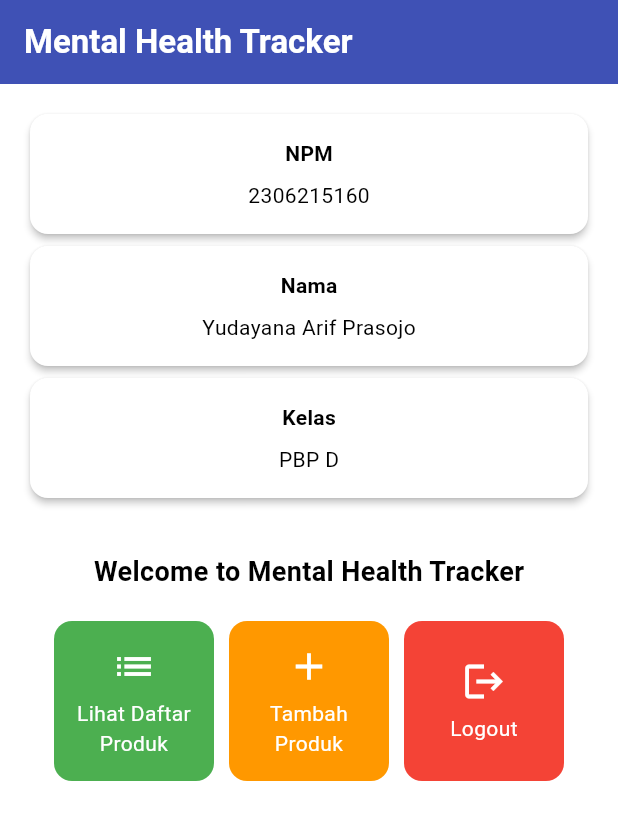
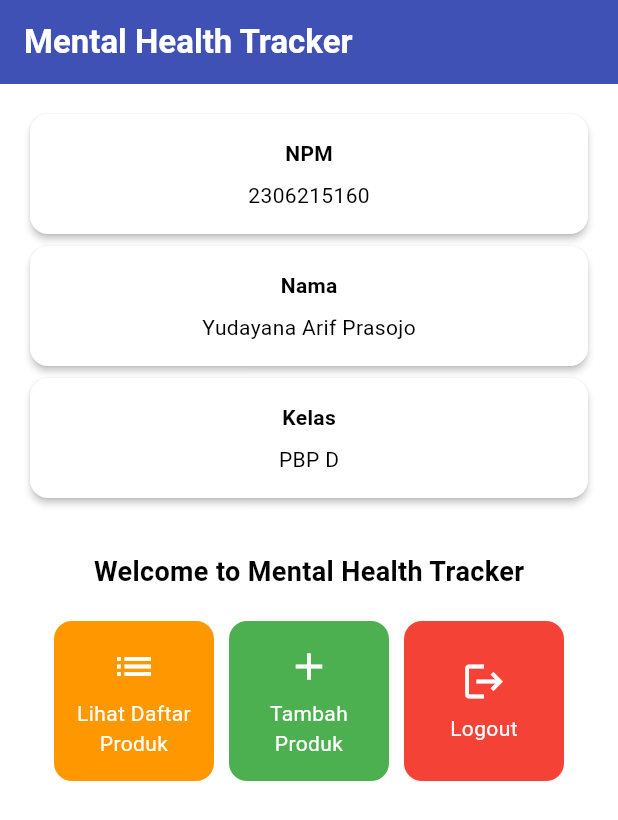
Before and after one commit to ryuun1corn/plantify-mobile, a Flutter app: the screen it shows after launch, on a phone screen of 412 x 824 dp. Shown: the top 820 px of the screen. Run offline on Flutter 3.47's test engine with Material 3 defaults, Android fonts, the phone set to English and light mode, and no system bars.

Commit message:
refactor: change button color for tambah and lihat produk

```diff
--- a/lib/menu.dart
+++ b/lib/menu.dart
@@ -6,8 +6,8 @@ class MyHomePage extends StatelessWidget {
   final String className = 'PBP D'; // Kelas
 
   final List<ItemHomepage> items = [
-    ItemHomepage("Lihat Daftar Produk", Icons.list, color: Colors.green),
-    ItemHomepage("Tambah Produk", Icons.add, color: Colors.orange),
+    ItemHomepage("Lihat Daftar Produk", Icons.list, color: Colors.orange),
+    ItemHomepage("Tambah Produk", Icons.add, color: Colors.green),
     ItemHomepage("Logout", Icons.logout, color: Colors.red),
   ];
 
```
Also changed, not shown: 1 other file.
